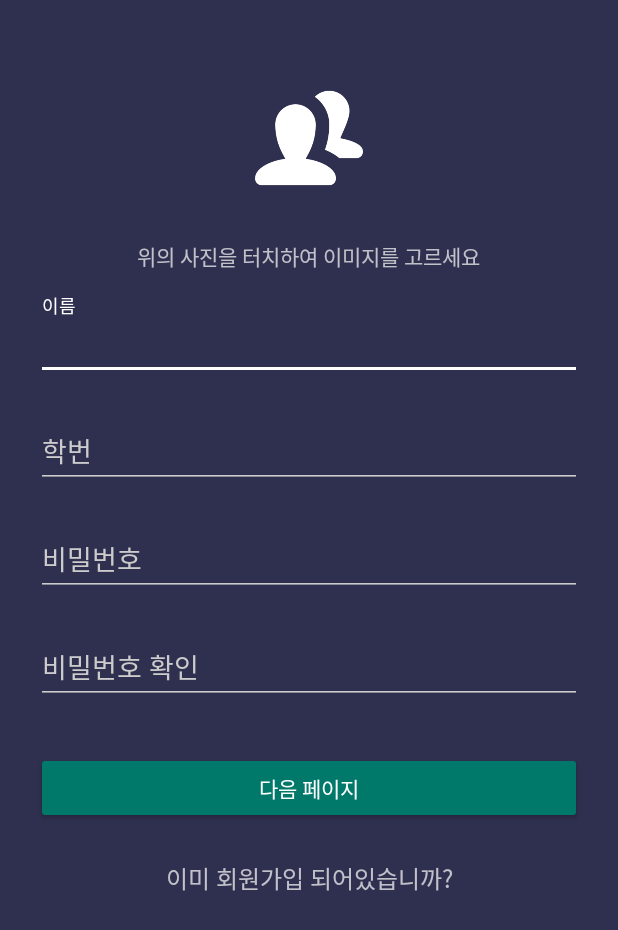
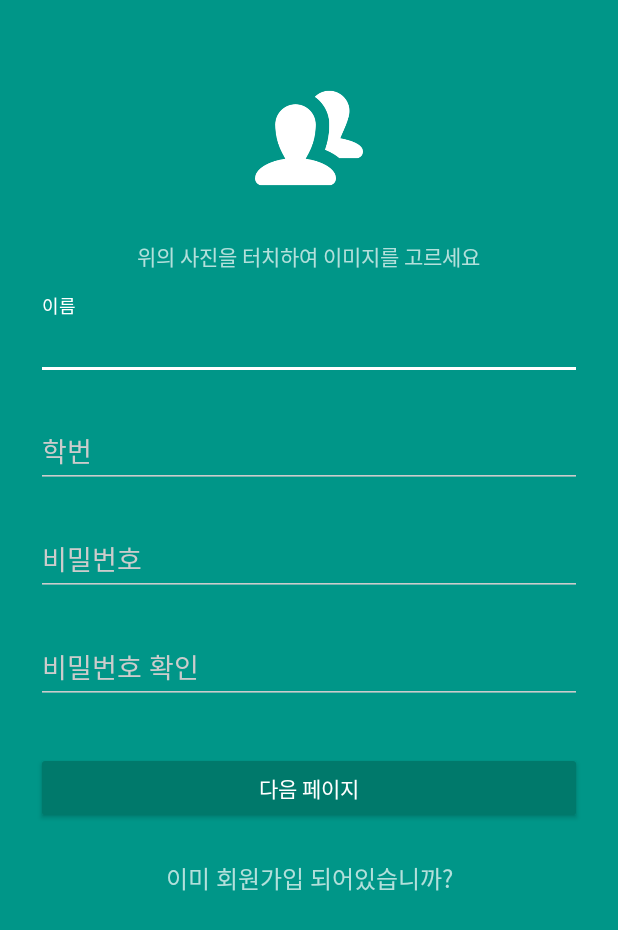
Before and after one commit to HannahHanaKim/New_Face, an Android app: the screen it shows after launch (Activity_signup), after a tap on "계정 만들기", on a phone screen of 412 x 824 dp. Shown: the top 930 px of the screen. Run offline under Robolectric (Android 15) with nearby library versions, the light colour scheme and no system bars; our stand-ins replace ButterKnife; libraries missing offline, so code that uses them is left out: com.github.bassaer.chatmessageview.

Commit message:
색상변경_원상복구

```diff
--- a/app/src/main/java/kr/newface/new_face/new_face/Activity_login.java
+++ b/app/src/main/java/kr/newface/new_face/new_face/Activity_login.java
@@ -129,7 +129,7 @@ public class Activity_login extends AppCompatActivity {
         //getSupportActionBar().setElevation(0);
         try{
             //나중에 켜야됨
-            clientSocket = new Socket("172.30.1.37", 9002);
+            clientSocket = new Socket("192.9.13.79", 9002);
             inFromServer =  new BufferedReader(new InputStreamReader(clientSocket.getInputStream()));
             checkUpdate.start();
             outToServer = new BufferedWriter(new OutputStreamWriter(clientSocket.getOutputStream()));
--- a/app/src/main/res/values/colors.xml
+++ b/app/src/main/res/values/colors.xml
@@ -1,6 +1,6 @@
 <?xml version="1.0" encoding="utf-8"?>
 <resources>
-    <color name="colorPrimary">#2F2F4F</color>
+    <color name="colorPrimary">#009688</color>
     <color name="colorPrimaryDark">#00796B</color>
     <color name="colorAccent">#CDDC39</color>
 
```
